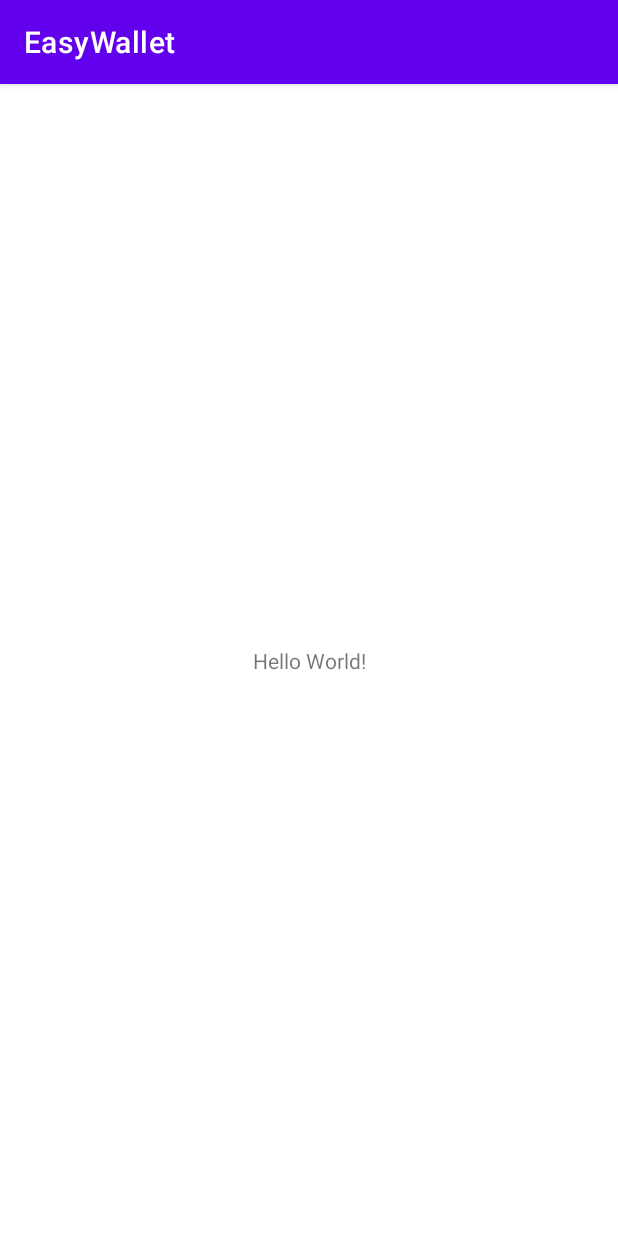
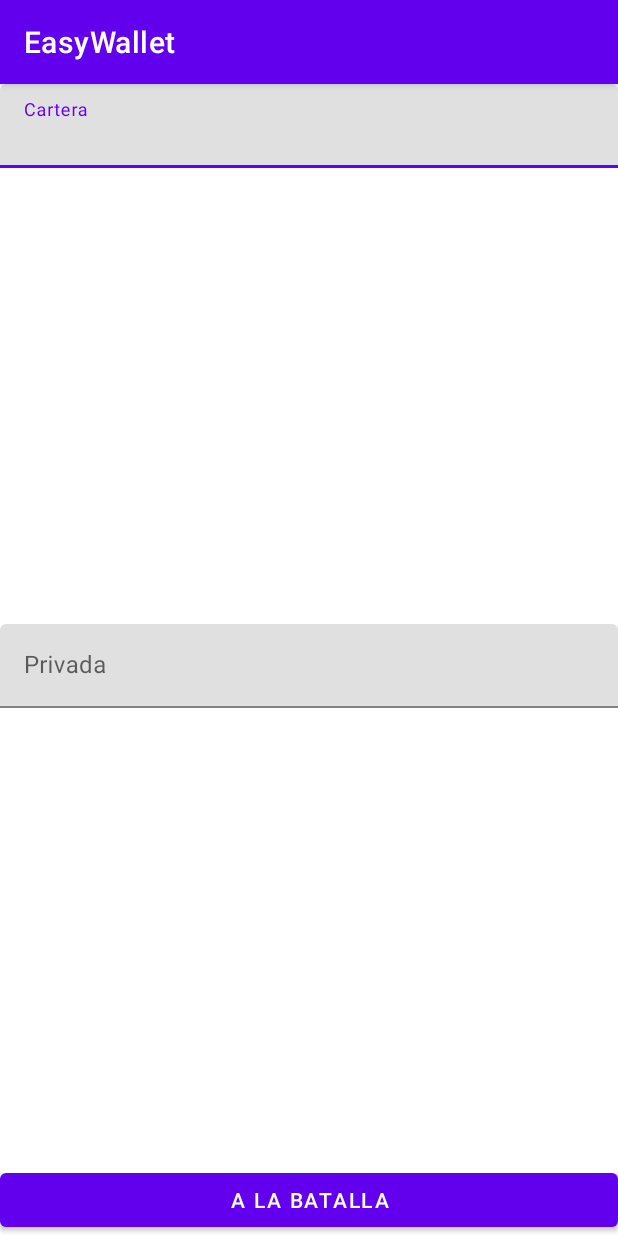
Before and after one commit to marcosmartinezfco/cumn, an Android app: the screen it shows after launch (MainActivity), on a phone screen of 412 x 824 dp. Run offline under Robolectric (Android 15) with nearby library versions, the phone set to English and light mode, and no system bars; our stand-ins replace data binding.

Commit message:
entre actos

```diff
--- a/app/build.gradle
+++ b/app/build.gradle
@@ -49,11 +49,12 @@ dependencies {
     implementation 'androidx.appcompat:appcompat:1.4.1'
     implementation 'com.google.android.material:material:1.5.0'
     implementation 'androidx.constraintlayout:constraintlayout:2.1.3'
+    implementation 'androidx.legacy:legacy-support-v4:1.0.0'
     testImplementation 'junit:junit:4.13.2'
     androidTestImplementation 'androidx.test.ext:junit:1.1.3'
     androidTestImplementation 'androidx.test.espresso:espresso-core:3.4.0'
     implementation 'androidx.recyclerview:recyclerview:1.2.1'
-    def nav_version = "2.3.5"
+    def nav_version = "2.4.1"
     implementation "androidx.navigation:navigation-fragment:$nav_version"
     implementation "androidx.navigation:navigation-ui:$nav_version"
     implementation 'androidx.databinding:databinding-runtime:7.1.1'
@@ -68,4 +69,5 @@ dependencies {
     implementation "com.squareup.retrofit2:converter-moshi:2.9.0"
     implementation "com.jakewharton.retrofit:retrofit2-kotlin-coroutines-adapter:0.9.2"
     implementation 'androidx.lifecycle:lifecycle-viewmodel-ktx:2.4.1'
+    implementation 'com.google.android.material:material:1.5.0'
 }
--- /dev/null
+++ b/app/src/main/java/com/example/easywallet/domain/Transaction.kt
@@ -0,0 +1,3 @@
+package com.example.easywallet.domain
+
+data class Transaction(var transactionId: String = "")
--- a/app/src/main/res/layout/activity_main.xml
+++ b/app/src/main/res/layout/activity_main.xml
@@ -1,18 +1,23 @@
 <?xml version="1.0" encoding="utf-8"?>
-<androidx.constraintlayout.widget.ConstraintLayout xmlns:android="http://schemas.android.com/apk/res/android"
+<layout xmlns:android="http://schemas.android.com/apk/res/android"
     xmlns:app="http://schemas.android.com/apk/res-auto"
-    xmlns:tools="http://schemas.android.com/tools"
-    android:layout_width="match_parent"
-    android:layout_height="match_parent"
-    tools:context=".MainActivity">
+    xmlns:tools="http://schemas.android.com/tools">
+    <androidx.constraintlayout.widget.ConstraintLayout
+        android:id="@+id/container"
+        android:layout_width="match_parent"
+        android:layout_height="match_parent"
+        tools:context=".MainActivity">
+        <fragment
+            android:id="@+id/nav_host_fragment"
+            android:name="androidx.navigation.fragment.NavHostFragment"
+            android:layout_width="0dp"
+            android:layout_height="0dp"
+            app:layout_constraintLeft_toLeftOf="parent"
+            app:layout_constraintRight_toRightOf="parent"
+            app:layout_constraintTop_toTopOf="parent"
+            app:layout_constraintBottom_toBottomOf="parent"
 
-    <TextView
-        android:layout_width="wrap_content"
-        android:layout_height="wrap_content"
-        android:text="Hello World!"
-        app:layout_constraintBottom_toBottomOf="parent"
-        app:layout_constraintEnd_toEndOf="parent"
-        app:layout_constraintStart_toStartOf="parent"
-        app:layout_constraintTop_toTopOf="parent" />
-
-</androidx.constraintlayout.widget.ConstraintLayout>
+            app:defaultNavHost="true"
+            app:navGraph="@navigation/nav_graph" />
+    </androidx.constraintlayout.widget.ConstraintLayout>
+</layout>
--- a/app/src/main/res/layout/fragment_main.xml
+++ b/app/src/main/res/layout/fragment_main.xml
@@ -1,14 +1,56 @@
-<?xml version="1.0" encoding="utf-8"?>
-<FrameLayout xmlns:android="http://schemas.android.com/apk/res/android"
+<androidx.constraintlayout.widget.ConstraintLayout
+    xmlns:android="http://schemas.android.com/apk/res/android"
+    xmlns:app="http://schemas.android.com/apk/res-auto"
     xmlns:tools="http://schemas.android.com/tools"
+    android:id="@+id/main"
     android:layout_width="match_parent"
     android:layout_height="match_parent"
     tools:context=".screens.main.MainFragment">
 
-    <!-- TODO: Update blank fragment layout -->
-    <TextView
+    <com.google.android.material.textfield.TextInputLayout
+        android:id="@+id/textFieldCartera"
         android:layout_width="match_parent"
-        android:layout_height="match_parent"
-        android:text="@string/hello_blank_fragment" />
+        android:layout_height="wrap_content"
+        android:hint="Cartera"
 
-</FrameLayout>
+        app:layout_constraintEnd_toEndOf="parent"
+        app:layout_constraintStart_toStartOf="parent"
+        app:layout_constraintTop_toTopOf="parent">
+
+        <com.google.android.material.textfield.TextInputEditText
+            android:id="@+id/text_input_cartera"
+            android:layout_width="match_parent"
+            android:layout_height="match_parent" />
+
+    </com.google.android.material.textfield.TextInputLayout>
+
+    <com.google.android.material.textfield.TextInputLayout
+        android:id="@+id/textFieldPrivada"
+        android:layout_width="match_parent"
+        android:layout_height="wrap_content"
+        android:hint="Privada"
+
+        app:layout_constraintBottom_toTopOf="@+id/main_button"
+        app:layout_constraintEnd_toEndOf="parent"
+        app:layout_constraintStart_toStartOf="parent"
+        app:layout_constraintTop_toBottomOf="@+id/textFieldCartera">
+
+        <com.google.android.material.textfield.TextInputEditText
+            android:id="@+id/text_input_privada"
+            android:layout_width="match_parent"
+            android:layout_height="match_parent" />
+
+    </com.google.android.material.textfield.TextInputLayout>
+
+    <com.google.android.material.button.MaterialButton
+        android:id="@+id/main_button"
+        android:layout_width="match_parent"
+        android:layout_height="wrap_content"
+        app:layout_constraintBottom_toBottomOf="parent"
+        app:layout_constraintEnd_toEndOf="parent"
+        app:layout_constraintStart_toStartOf="parent"
+        android:text="A la batalla">
+
+
+    </com.google.android.material.button.MaterialButton>
+</androidx.constraintlayout.widget.ConstraintLayout>
--- /dev/null
+++ b/app/src/main/res/navigation/nav_graph.xml
@@ -0,0 +1,24 @@
+<?xml version="1.0" encoding="utf-8"?>
+<navigation xmlns:android="http://schemas.android.com/apk/res/android"
+    xmlns:app="http://schemas.android.com/apk/res-auto"
+    xmlns:tools="http://schemas.android.com/tools"
+    android:id="@+id/nav_graph"
+    app:startDestination="@id/mainFragment">
+    <fragment
+        android:id="@+id/mainFragment"
+        android:name="com.example.easywallet.screens.main.MainFragment"
+        android:label="fragment_main"
+        tools:layout="@layout/fragment_main" >
+        <action
+            android:id="@+id/action_mainFragment_to_transactionsFragment"
+            app:destination="@id/transactionsFragment" />
+    </fragment>
+    <fragment
+        android:id="@+id/transactionsFragment"
+        android:name="com.example.easywallet.screens.transactions.TransactionsFragment"
+        android:label="TransactionsFragment" >
+        <argument
+            android:name="wallet"
+            app:argType="string" />
+    </fragment>
+</navigation>
```
Also changed, not shown: app/src/main/java/com/example/easywallet/network/ApiBalance.kt (added, +21 -0 lines), app/src/main/java/com/example/easywallet/network/EasyWalletApiService.kt (added, +32 -0 lines), app/src/main/java/com/example/easywallet/screens/main/MainFragment.kt (+13 -0 lines), app/src/main/java/com/example/easywallet/screens/transactions/TransactionAdapter.kt (added, +43 -0 lines), app/src/main/java/com/example/easywallet/screens/transactions/TransactionsFragment.kt (added, +37 -0 lines), app/src/main/java/com/example/easywallet/screens/transactions/TransactionsViewModel.kt (added, +9 -0 lines), app/src/main/java/com/example/easywallet/screens/transactions/TransactionsViewModelFactory.kt (added, +15 -0 lines), app/src/main/res/layout/fragment_transactions.xml (added, +25 -0 lines), app/src/main/res/layout/list_item_transaction.xml (added, +14 -0 lines).
